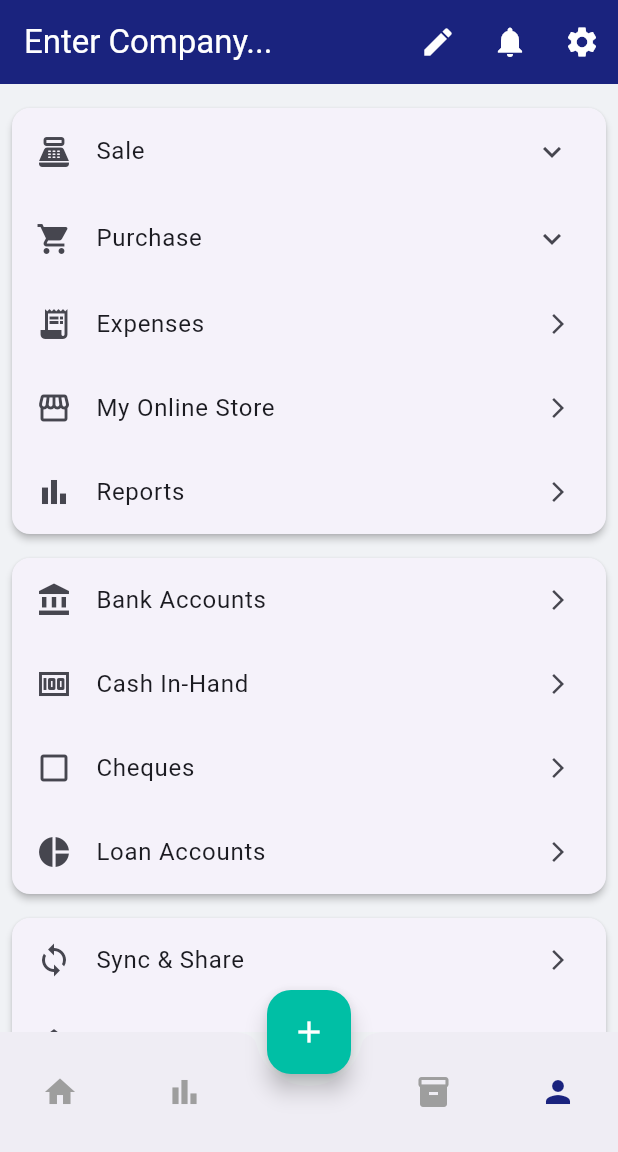
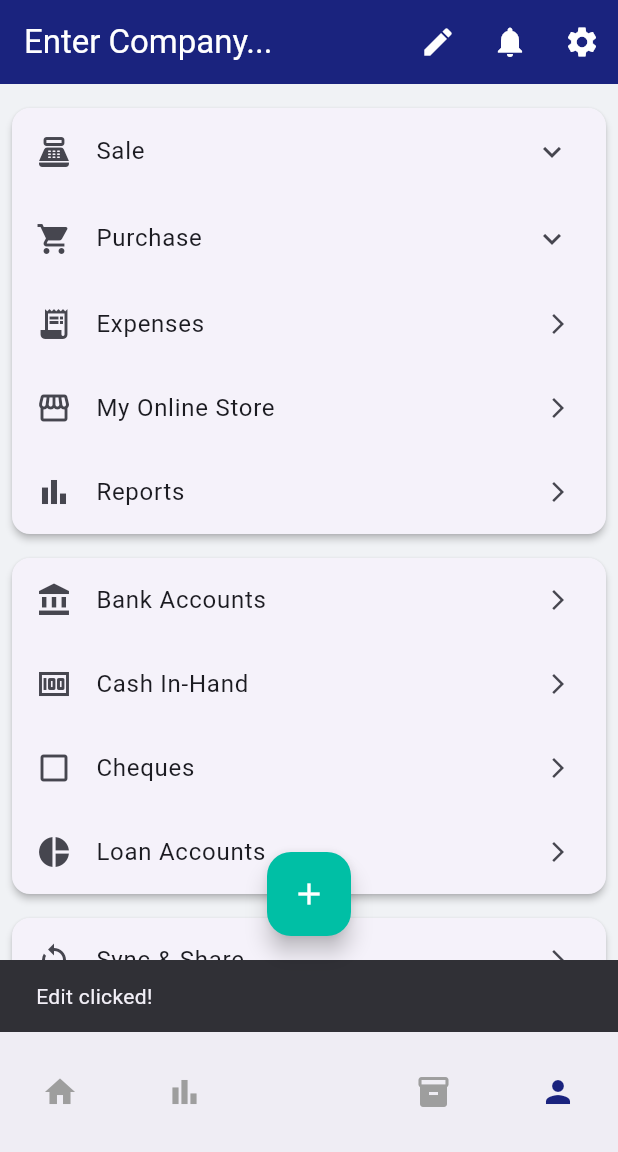
Before and after one commit to neerajklopikl/accountbook, a Flutter app: the screen it shows after launch, item 4 of the bottom bar chosen, after a tap on the "edit" icon, on a phone screen of 412 x 824 dp, the part 84-1236 px from its top. Run offline on Flutter 3.47's test engine with Material 3 defaults, Android fonts, the phone set to English and light mode, and no system bars; Roboto replaces fonts that are missing (Poppins).

Commit message:
ljkdjjd commit

```diff
--- a/lib/screens/profile_screen.dart
+++ b/lib/screens/profile_screen.dart
@@ -11,9 +11,19 @@ class ProfileScreen extends StatelessWidget {
         backgroundColor: Theme.of(context).primaryColor,
         foregroundColor: Colors.white,
         actions: [
-          IconButton(onPressed: () {}, icon: const Icon(Icons.edit)),
-          IconButton(onPressed: () {}, icon: const Icon(Icons.notifications)),
-          IconButton(onPressed: () {}, icon: const Icon(Icons.settings)),
+          IconButton(onPressed: () {
+            ScaffoldMessenger.of(context).showSnackBar(
+              const SnackBar(content: Text('Edit clicked!')),
+            );
+          }, icon: const Icon(Icons.edit)),
+          IconButton(onPressed: () {
+            ScaffoldMessenger.of(context).showSnackBar(
+              const SnackBar(content: Text('Notifications clicked!')),
+            );
+          }, icon: const Icon(Icons.notifications)),
+          IconButton(onPressed: () {
+            Navigator.pushNamed(context, '/settings');
+          }, icon: const Icon(Icons.settings)),
         ],
       ),
       body: ListView(
@@ -24,6 +34,15 @@ class ProfileScreen extends StatelessWidget {
           _buildImportantUtilitiesSection(context),
           _buildOthersSection(context),
           _buildAppVersion(context),
+          ListTile(
+            leading: const Icon(Icons.logout, color: Colors.red),
+            title: const Text('Logout'),
+            onTap: () {
+               ScaffoldMessenger.of(context).showSnackBar(
+                const SnackBar(content: Text('Logout clicked!')),
+              );
+            },
+          ),
         ],
       ),
     );
--- a/lib/screens/sale_report_screen.dart
+++ b/lib/screens/sale_report_screen.dart
@@ -40,8 +40,16 @@ class _SaleReportScreenState extends State<SaleReportScreen> {
         backgroundColor: Theme.of(context).primaryColor,
         foregroundColor: Colors.white,
          actions: [
-          IconButton(icon: const Icon(Icons.picture_as_pdf), onPressed: () {}),
-          IconButton(icon: const Icon(Icons.grid_on), onPressed: () {}),
+          IconButton(icon: const Icon(Icons.picture_as_pdf), onPressed: () {
+            ScaffoldMessenger.of(context).showSnackBar(
+              const SnackBar(content: Text('PDF clicked!')),
+            );
+          }),
+          IconButton(icon: const Icon(Icons.grid_on), onPressed: () {
+            ScaffoldMessenger.of(context).showSnackBar(
+              const SnackBar(content: Text('Grid clicked!')),
+            );
+          }),
         ],
       ),
       body: Column(
@@ -49,7 +57,6 @@ class _SaleReportScreenState extends State<SaleReportScreen> {
           // Filter Bar
           Padding(
             padding: const EdgeInsets.all(8.0),
-            // FIX: Replaced Row with Wrap to prevent horizontal overflow on smaller screens
             child: Wrap(
               spacing: 8.0,
               runSpacing: 8.0,
@@ -80,7 +87,11 @@ class _SaleReportScreenState extends State<SaleReportScreen> {
                   ],
                 ),
                 ElevatedButton.icon(
-                  onPressed: () {},
+                  onPressed: () {
+                    ScaffoldMessenger.of(context).showSnackBar(
+                      const SnackBar(content: Text('Filters clicked!')),
+                    );
+                  },
                   icon: const Icon(Icons.filter_list),
                   label: const Text('Filters'),
                 ),
@@ -116,6 +127,11 @@ class _SaleReportScreenState extends State<SaleReportScreen> {
                       Text('Balance: ₹ 25.00'),
                     ],
                   ),
+                   onTap: () {
+                    ScaffoldMessenger.of(context).showSnackBar(
+                      const SnackBar(content: Text('Lilawati sale clicked!')),
+                    );
+                  },
                 )
               ],
             ),
```
Also changed, not shown: lib/screens/home_screen.dart (+7 -3 lines).
